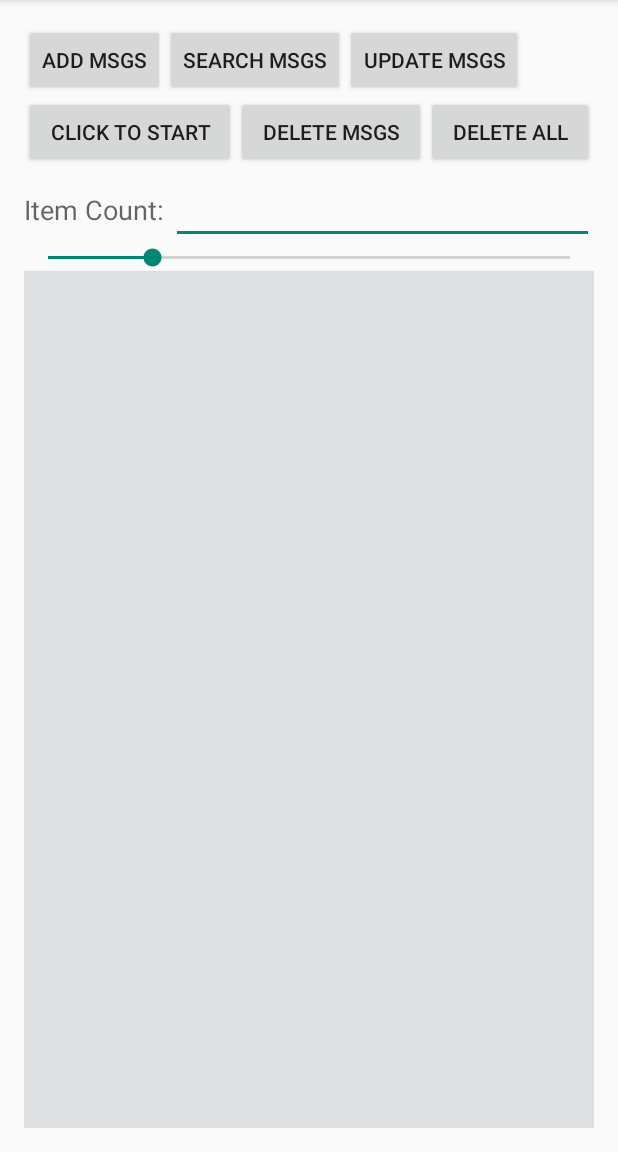
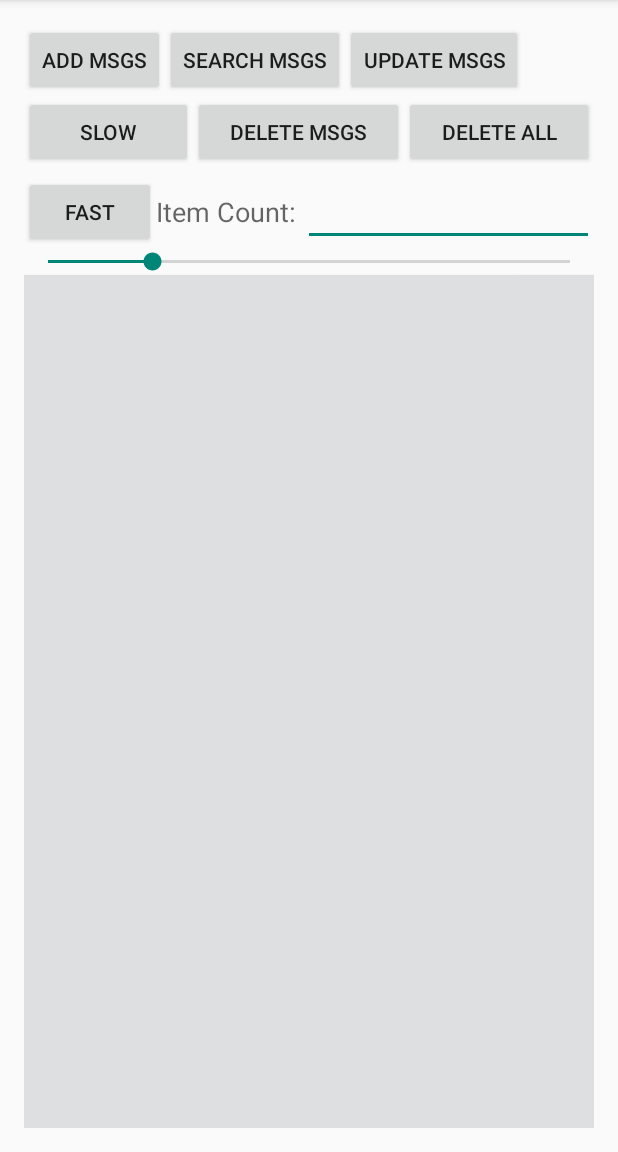
Before and after one commit to miketolliver/bitterbrush, an Android app: the screen it shows after launch (MainActivity), on a phone screen of 412 x 824 dp, the part 84-1236 px from its top. Run offline under Robolectric (Android 15) with nearby library versions, the phone set to English and light mode, and no system bars.

Commit message:
More changes.

```diff
--- a/javaBenchmark/app/src/main/res/layout/activity_main.xml
+++ b/javaBenchmark/app/src/main/res/layout/activity_main.xml
@@ -40,7 +40,7 @@
         <Button
             android:layout_width="wrap_content"
             android:layout_height="wrap_content"
-            android:text="Click to Start"
+            android:text="Slow"
             android:id="@+id/mStartBtn"
             android:layout_marginTop="0dp"
             android:layout_alignParentTop="true"
@@ -68,6 +68,12 @@
         android:orientation="horizontal"
         android:layout_width="match_parent"
         android:layout_height="wrap_content">
+
+        <Button
+            android:layout_width="wrap_content"
+            android:layout_height="wrap_content"
+            android:text="Fast"
+            android:id="@+id/mBtnFast" />
 
         <TextView
             android:layout_width="wrap_content"
```
Also changed, not shown: javaBenchmark/app/src/main/java/com/example/mike/javabenchmark/LocalStore.java (+9 -1 lines), javaBenchmark/app/src/main/java/com/example/mike/javabenchmark/MainActivity.java (+24 -1 lines).
